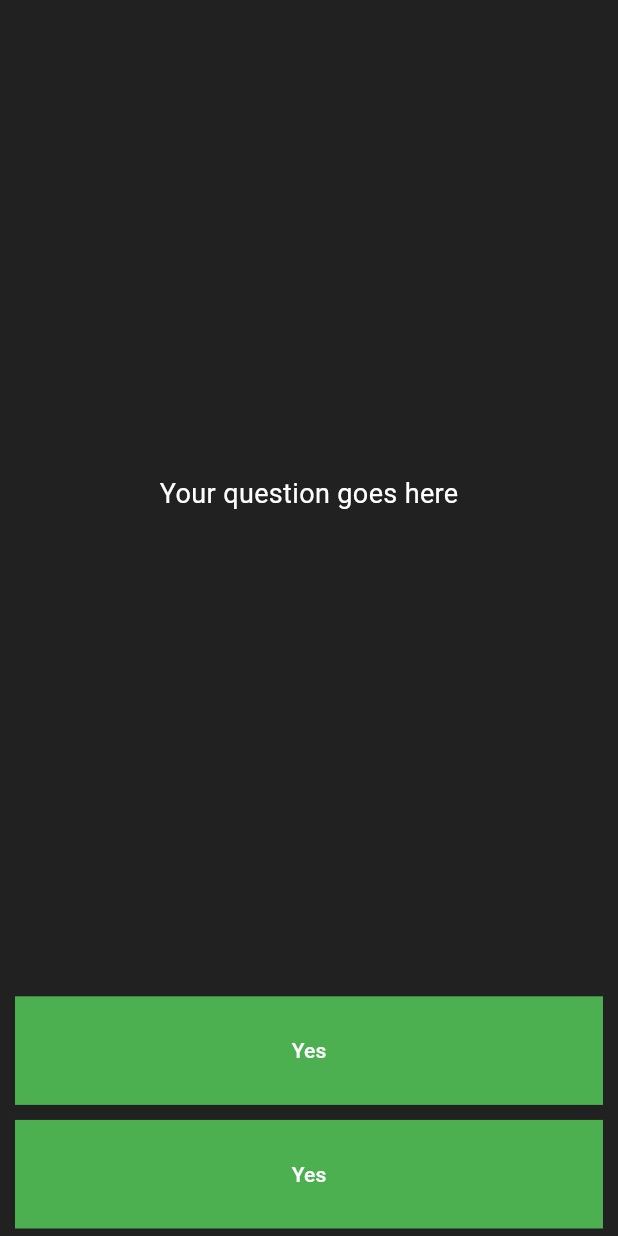
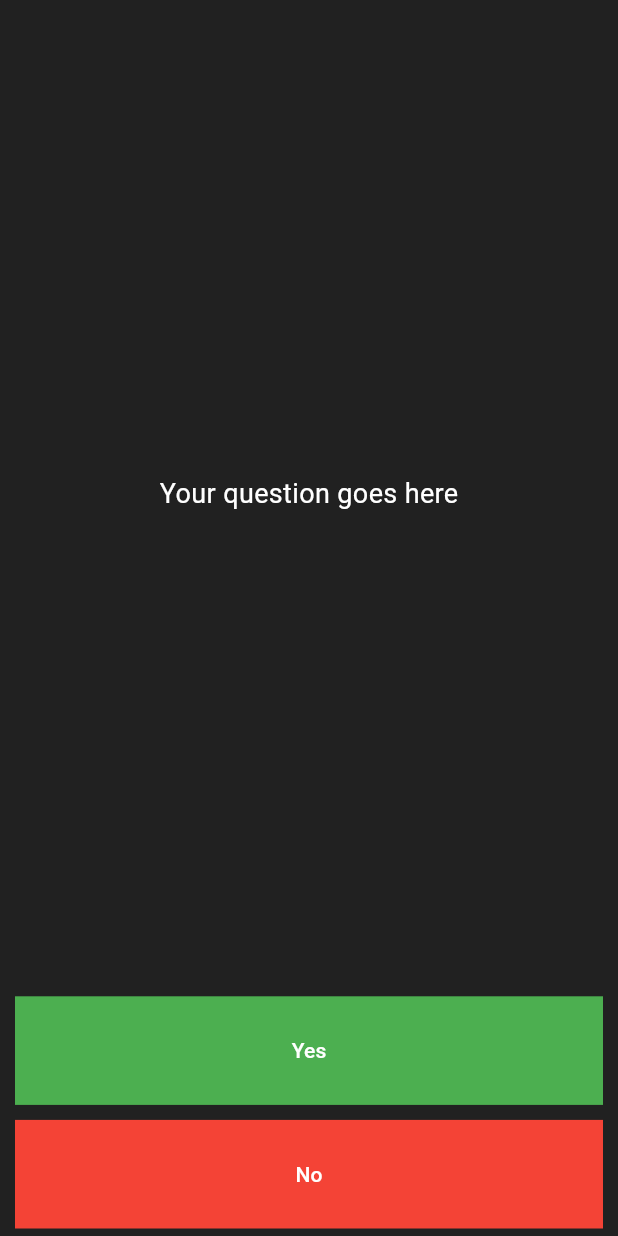
Before and after one commit to Tshobohwa/flutter, a Flutter app: the screen it shows after launch, on a phone screen of 412 x 824 dp. Run offline on Flutter 3.47's test engine with Material 3 defaults, Android fonts, the phone set to English and light mode, and no system bars.

Commit message:
Create modles

```diff
--- a/quizzler/lib/main.dart
+++ b/quizzler/lib/main.dart
@@ -58,11 +58,11 @@
             flex: 1,
             child: Container(
               margin: const EdgeInsets.symmetric(horizontal: 10, vertical: 5),
-              color: Colors.green,
+              color: Colors.red,
               child: TextButton(
                 onPressed: () {},
                 child: const Text(
-                  "Yes",
+                  "No",
                   style: TextStyle(color: Colors.white),
                 ),
               ),
--- /dev/null
+++ b/quizzler/lib/models/question.dart
@@ -0,0 +1,6 @@
+class Question {
+  final String question;
+  final bool answer;
+
+  Question({required this.question, required this.answer});
+}
```
Also changed, not shown: quizzler/lib/widgets/question_container.dart (added, +17 -0 lines).
